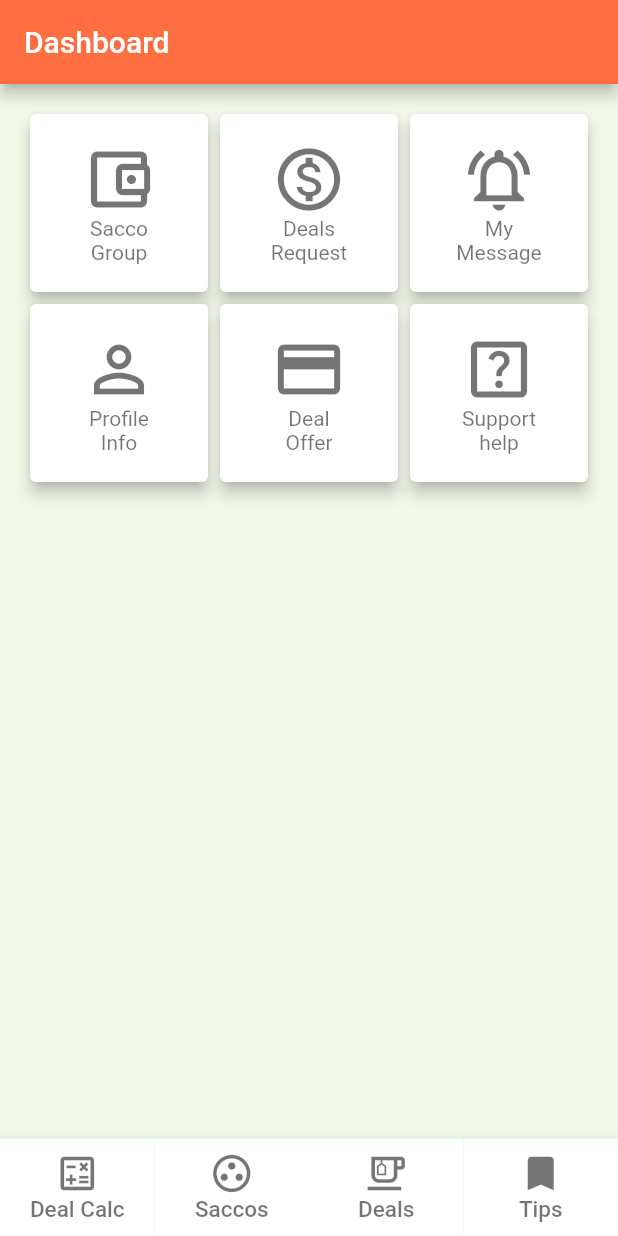
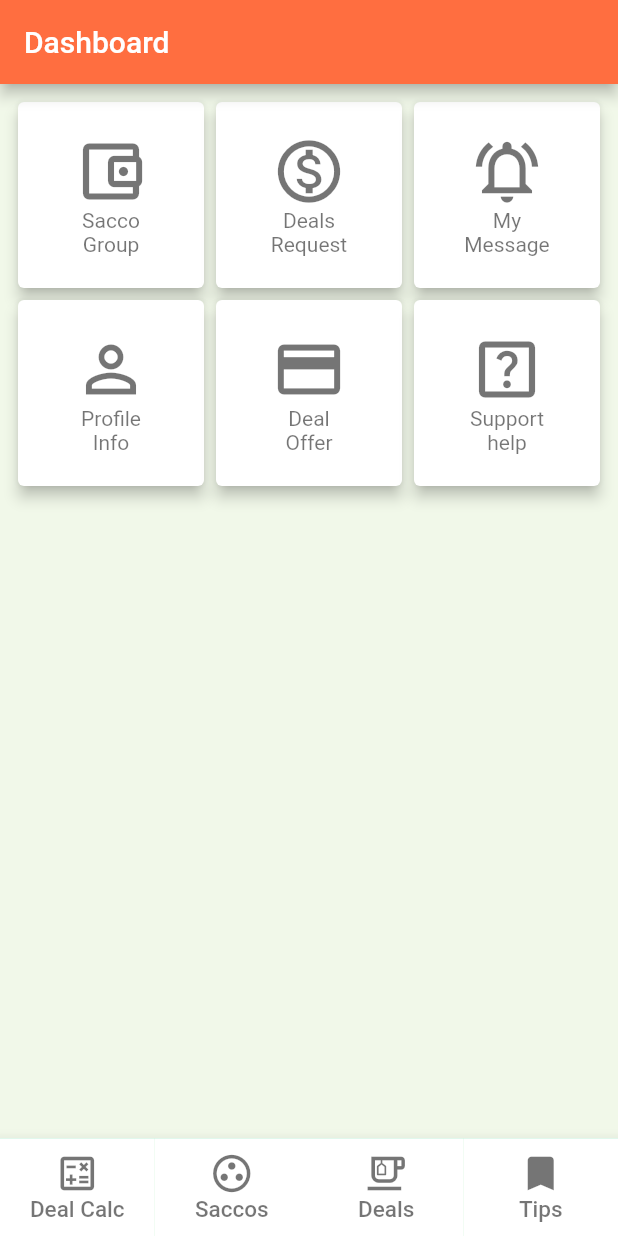
Before and after one commit to simonpojok/ideal, a Flutter app: the screen it shows after launch, on a phone screen of 412 x 824 dp. Run offline on Flutter 3.47's test engine with Material 2 defaults, Android fonts, the phone set to English and light mode, and no system bars; our stand-ins replace firebase_auth, firebase_core, flutter_rating_bar; accounts and stored records are empty.

Commit message:
designing the home page

```diff
--- a/lib/src/screens/dashboard/DashboardScreen.dart
+++ b/lib/src/screens/dashboard/DashboardScreen.dart
@@ -17,7 +17,7 @@ class _DashboardScreenState extends State<DashboardScreen> {
       ),
       body: SafeArea(
         child: Container(
-          padding: EdgeInsets.all(kDefaultPadding),
+          padding: EdgeInsets.all(kDefaultPadding * .5),
           child: GridView.count(
             crossAxisCount: 3,
             children: [
@@ -143,62 +143,6 @@ class FeatureCard extends StatelessWidget {
   }
 }
 
-// class DashboardScreen extends StatefulWidget {
-//   const DashboardScreen({Key? key}) : super(key: key);
-//
-//   @override
-//   _DashboardScreenState createState() => _DashboardScreenState();
-// }
-//
-// class _DashboardScreenState extends State<DashboardScreen> {
-//   int index = 0;
-//   List screens = [
-//     RequestsScreen(),
-//     ChatListScreen(),
-//   ];
-//   @override
-//   Widget build(BuildContext context) {
-//     return Scaffold(
-//         body: SafeArea(
-//           child: screens[index],
-//         ),
-//         bottomNavigationBar: BottomAppBar(
-//           child: Container(
-//             height: 65,
-//             child: OverflowBar(
-//               overflowAlignment: OverflowBarAlignment.center,
-//               children: [
-//                 Row(
-//                   children: [
-//                     BottomNavigationButton(
-//                       isActive: index == 0,
-//                       icon: Icons.feed,
-//                       label: "Requests",
-//                       onTap: () {
-//                         setState(() {
-//                           index = 0;
-//                         });
-//                       },
-//                     ),
-//                     BottomNavigationButton(
-//                       isActive: index == 1,
-//                       icon: Icons.message,
-//                       label: "Messages",
-//                       onTap: () {
-//                         setState(() {
-//                           index = 1;
-//                         });
-//                       },
-//                     ),
-//                   ],
-//                 )
-//               ],
-//             ),
-//           ),
-//         ));
-//   }
-// }
-//
 class BottomNavigationButton extends StatelessWidget {
   final bool isActive;
   final VoidCallback onTap;
```
